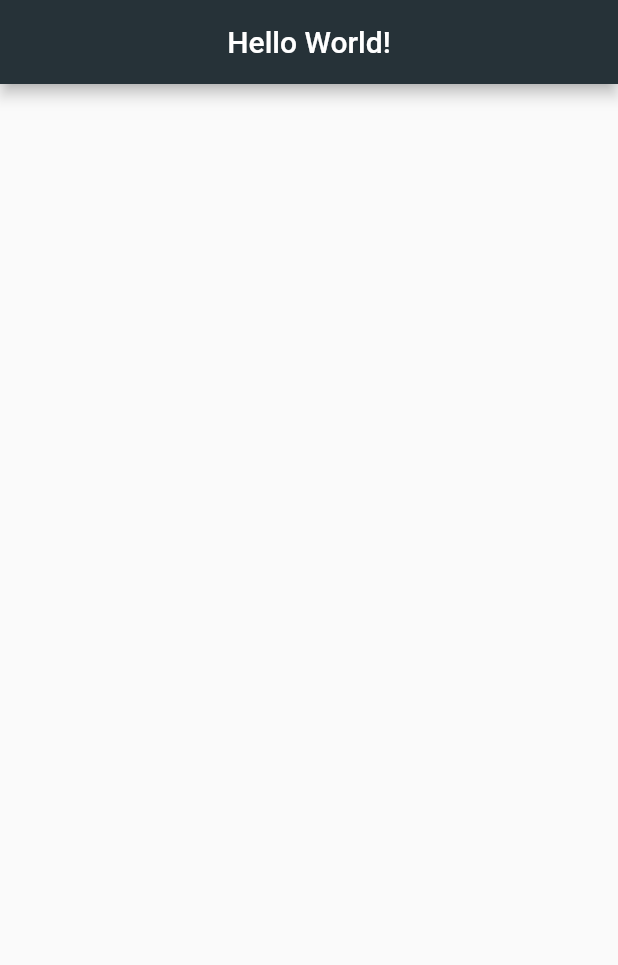
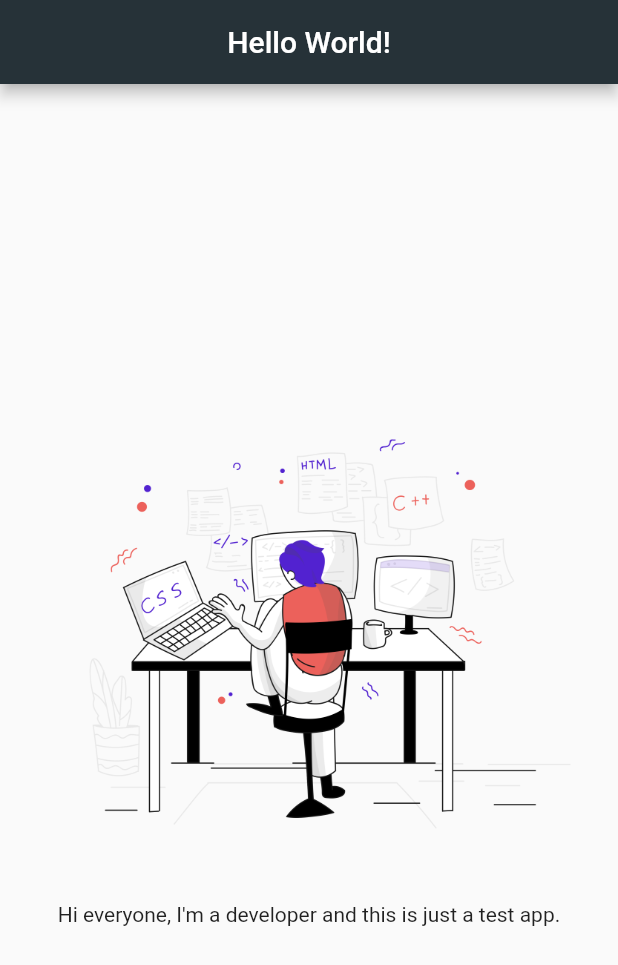
Before and after one commit to LuizGuilherme13/iam-dev, a Flutter app: the screen it shows after launch, on a phone screen of 412 x 824 dp. Shown: the top 965 px of the screen. Run offline on Flutter 3.47's test engine with Material 2 defaults, Android fonts, the phone set to English and light mode, and no system bars.

```diff
--- a/lib/main.dart
+++ b/lib/main.dart
@@ -16,6 +16,20 @@ class App extends StatelessWidget {
           title: const Text('Hello World!'),
           centerTitle: true,
         ),
+        body: const Column(
+          mainAxisAlignment: MainAxisAlignment.center,
+          crossAxisAlignment: CrossAxisAlignment.center,
+          children: [
+            Image(
+              image:
+                  AssetImage('assets/images/pixeltrue-web-development-1.png'),
+            ),
+            SizedBox(
+              height: 30,
+            ),
+            Text('Hi everyone, I\'m a developer and this is just a test app.')
+          ],
+        ),
       ),
     );
   }
--- a/pubspec.yaml
+++ b/pubspec.yaml
@@ -59,9 +59,8 @@ flutter:
   uses-material-design: true
 
   # To add assets to your application, add an assets section, like this:
-  # assets:
-  #   - images/a_dot_burr.jpeg
-  #   - images/a_dot_ham.jpeg
+  assets:
+    - assets/images/
 
   # An image asset can refer to one or more resolution-specific "variants", see
   # https://flutter.dev/assets-and-images/#resolution-aware
```
Also changed, not shown: assets/images/pixeltrue-web-development-1.png (added), 37 other files.
